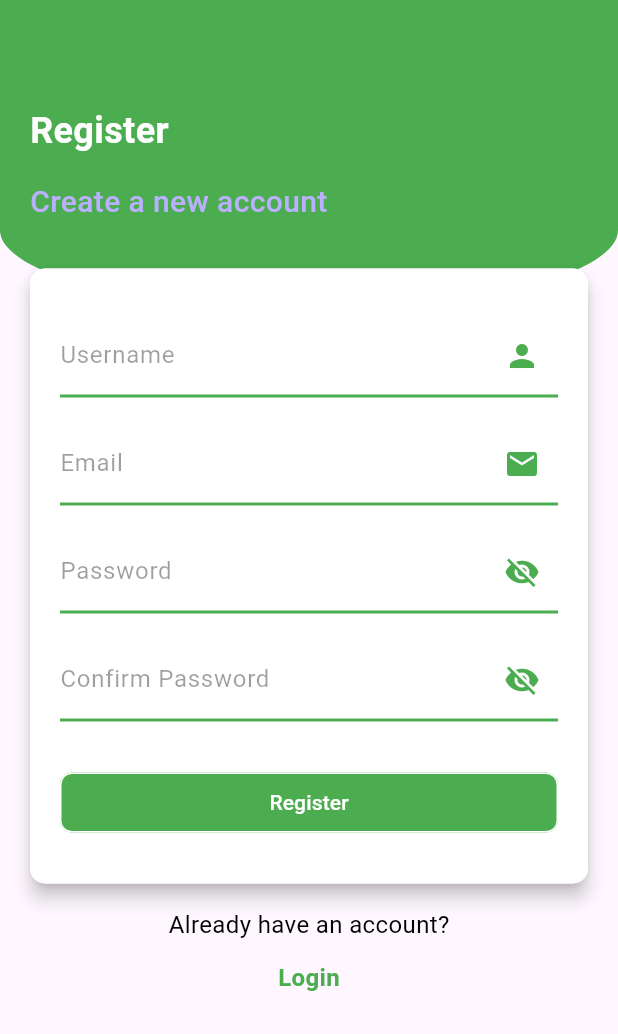
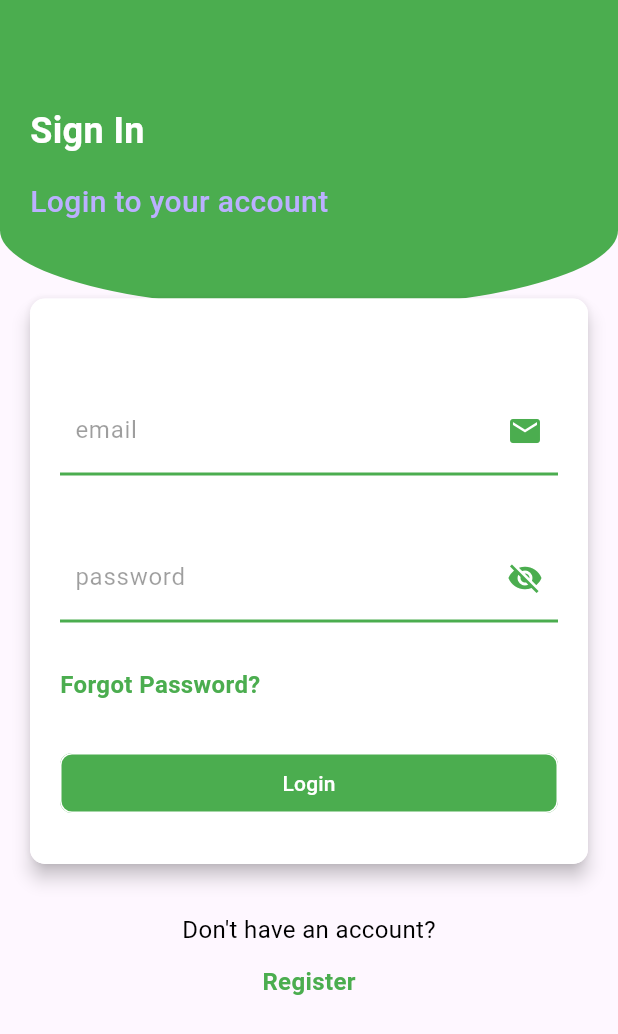
Before and after one commit to nileshshrs/simple-weixin-with-firebase, a Flutter app: the screen it shows after launch, on a phone screen of 412 x 824 dp. Shown: the top 1034 px of the screen. Run offline on Flutter 3.47's test engine with Material 3 defaults, Android fonts, the phone set to English and light mode, and no system bars; our stand-ins replace cloud_firestore, firebase_auth, firebase_core; accounts and stored records are empty.

Commit message:
complete registration of account using email and apssword with firebase auth as well as loggging in with the user credentials to firebase account completed

```diff
--- a/lib/Routes/RouteGenerator.dart
+++ b/lib/Routes/RouteGenerator.dart
@@ -1,3 +1,4 @@
+import 'package:firebase_chat_application/pages/home.dart';
 import 'package:flutter/material.dart';
 import 'package:firebase_chat_application/pages/signin.dart';
 import 'package:firebase_chat_application/pages/register.dart';
@@ -5,8 +6,6 @@ import 'package:firebase_chat_application/pages/chat_list_page.dart';
 import 'package:firebase_chat_application/pages/contact_page.dart';
 
 class RouteGenerator {
-  static const String signinRoute = '/signin';
-  static const String registrationRoute = '/registration';
   static const String chatListRoute = '/chatList';
   static const String contactRoute = '/contact';
 
@@ -14,11 +13,14 @@ class RouteGenerator {
     final arg = settings.arguments;
 
     switch (settings.name) {
-      case signinRoute:
+      case Signin.routeName:
         return MaterialPageRoute(builder: (_) => const Signin());
 
-      case registrationRoute:
+      case Registration.routeName:
         return MaterialPageRoute(builder: (_) => const Registration());
+
+      case Home.routeName:
+        return MaterialPageRoute(builder: (_) => const Home());
 
       case chatListRoute:
         return MaterialPageRoute(builder: (_) => const ChatListPage());
--- a/lib/main.dart
+++ b/lib/main.dart
@@ -23,14 +23,14 @@ class MyApp extends StatelessWidget {
   Widget build(BuildContext context) {
     return MaterialApp(
       debugShowCheckedModeBanner: false,
-        // initialRoute: Signin.routeName,
-        // onGenerateRoute: RouteGenerator.onGenerate,
+        initialRoute: Signin.routeName,
+        onGenerateRoute: RouteGenerator.onGenerate,
       theme: ThemeData(
         colorScheme: ColorScheme.fromSeed(seedColor: Colors.deepPurple),
         useMaterial3: true,
 
       ),
-      home: Registration(),
+      // home: Registration(),
     );
   }
 }
--- a/lib/pages/signin.dart
+++ b/lib/pages/signin.dart
@@ -1,3 +1,5 @@
+import 'package:firebase_chat_application/pages/home.dart';
+import 'package:firebase_chat_application/services/auth_service.dart';
 import 'package:flutter/material.dart';
 import 'package:firebase_chat_application/pages/register.dart';
 
@@ -11,8 +13,25 @@ class Signin extends StatefulWidget {
 
 class _SigninState extends State<Signin> {
   bool _isPasswordVisible = false;
-  TextEditingController _usernameController = TextEditingController();
+  TextEditingController _emailController = TextEditingController();
   TextEditingController _passwordController = TextEditingController();
+  AuthService _authService = AuthService();
+
+  Future<void> _login() async {
+    try {
+      String uid = await _authService.login(
+        email: _emailController.text,
+        password: _passwordController.text,
+      );
+
+      // Navigate to the home screen or any other screen
+      print('Login successful! User UID: $uid');
+      Navigator.pushReplacementNamed(context, Home.routeName);
+    } catch (error) {
+      // Handle errors, show messages, etc.
+      print('Login failed: $error');
+    }
+  }
 
   @override
   Widget build(BuildContext context) {
@@ -97,7 +116,7 @@ class _SigninState extends State<Signin> {
                                   children: [
                                     Expanded(
                                       child: TextField(
-                                        controller: _usernameController,
+                                        controller: _emailController,
                                         decoration: InputDecoration(
                                           labelText: 'email',
                                           labelStyle: TextStyle(
@@ -142,7 +161,7 @@ class _SigninState extends State<Signin> {
                                       onTap: () {
                                         setState(() {
                                           _isPasswordVisible =
-                                          !_isPasswordVisible;
+                                              !_isPasswordVisible;
                                         });
                                       },
                                       child: Icon(
@@ -176,9 +195,9 @@ class _SigninState extends State<Signin> {
                                 width: double.infinity,
                                 child: OutlinedButton(
                                   onPressed: () {
+                                    _login();
                                     // Print the username and password
-                                    print(
-                                        "Username: ${_usernameController.text}");
+                                    print("Username: ${_emailController.text}");
                                     print(
                                         "Password: ${_passwordController.text}");
                                   },
@@ -202,7 +221,6 @@ class _SigninState extends State<Signin> {
                           ),
                         ),
                       ),
-
                       SizedBox(height: 16),
                       SizedBox(height: 16),
                       Center(
--- a/pubspec.yaml
+++ b/pubspec.yaml
@@ -37,6 +37,8 @@ dependencies:
   cupertino_icons: ^1.0.2
   firebase_core: ^2.24.2
   firebase_auth: ^4.15.3
+  cloud_firestore: ^4.13.6
+  shared_preferences: ^2.2.2
 
 dev_dependencies:
   flutter_test:
```
Also changed, not shown: lib/pages/home.dart (+16 -20 lines), lib/pages/register.dart (+51 -20 lines), pubspec.lock, 5 other files.
